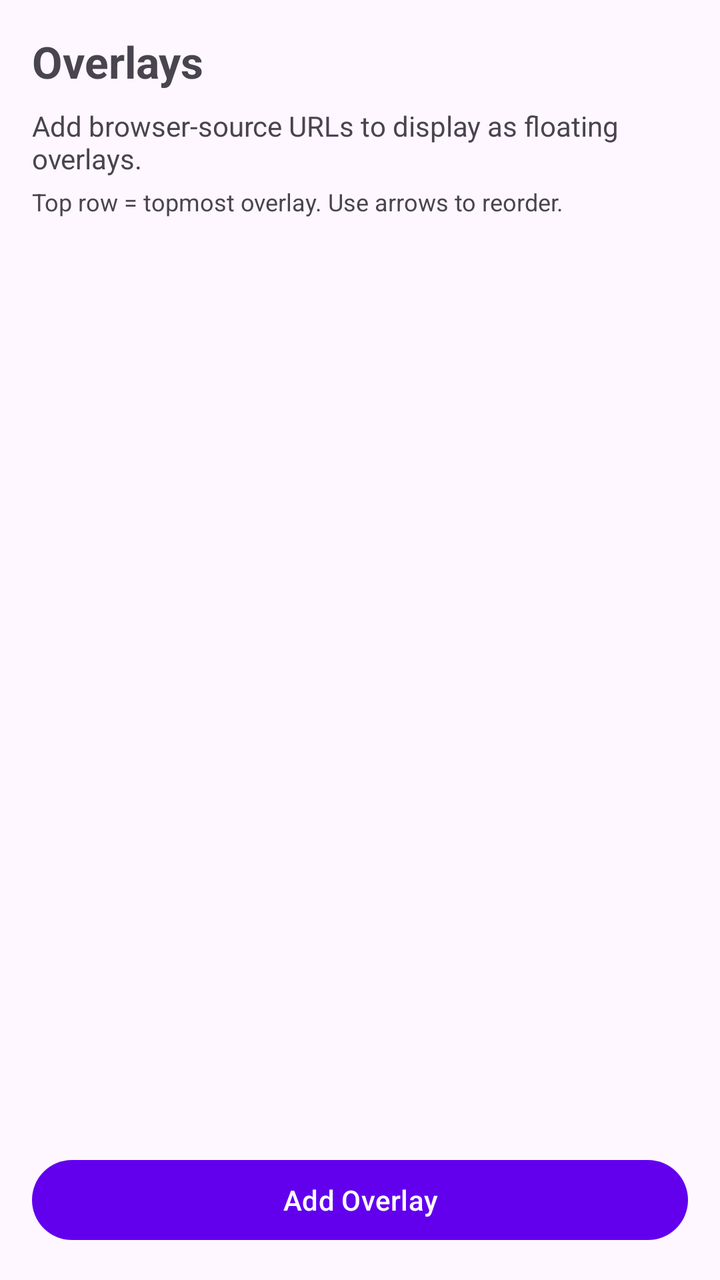
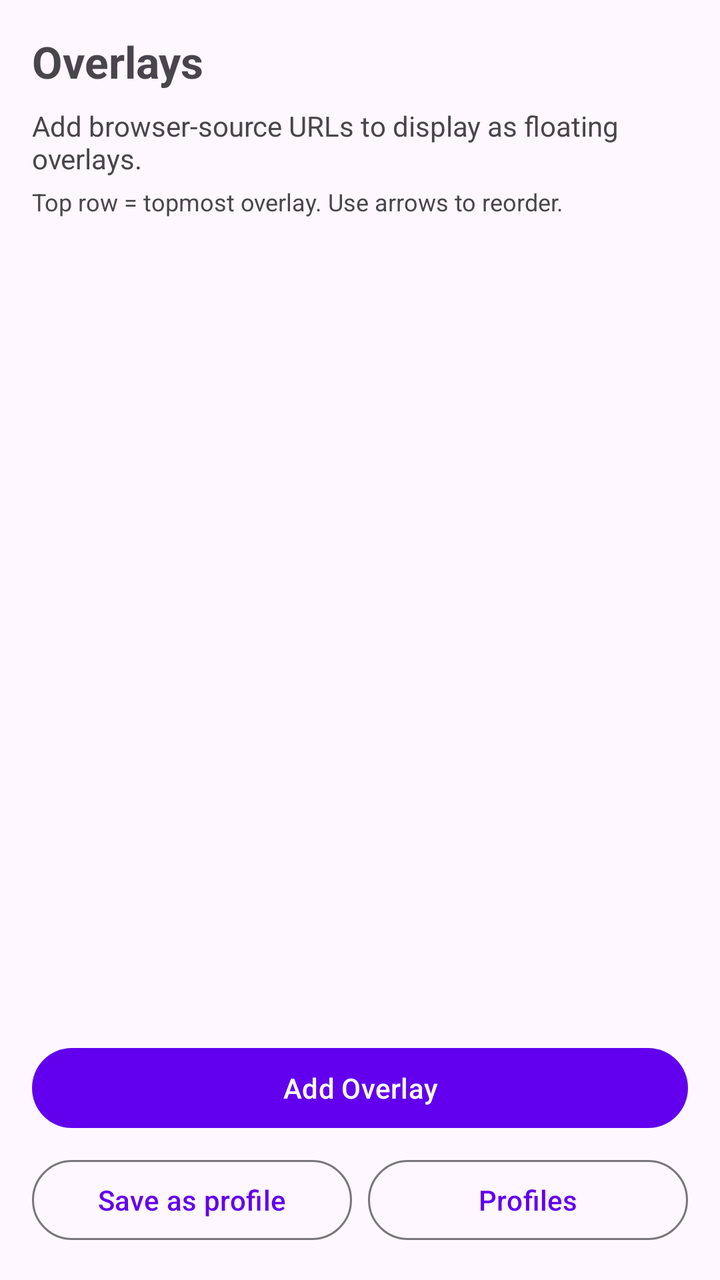

The first picture is an Android layout as it rendered before a commit; the second is the same layout after the commit. The layout source and the unified diff follow.
<!-- AndroidManifest.xml: application theme Theme.FloatOverlay -->
<!-- res/layout/fragment_overlay_list.xml -->
<?xml version="1.0" encoding="utf-8"?>
<LinearLayout xmlns:android="http://schemas.android.com/apk/res/android"
    android:layout_width="match_parent"
    android:layout_height="match_parent"
    android:orientation="vertical"
    android:padding="16dp">

    <TextView
        android:layout_width="wrap_content"
        android:layout_height="wrap_content"
        android:layout_marginBottom="8dp"
        android:text="Overlays"
        android:textSize="22sp"
        android:textStyle="bold" />

    <TextView
        android:layout_width="wrap_content"
        android:layout_height="wrap_content"
        android:layout_marginBottom="4dp"
        android:text="Add browser-source URLs to display as floating overlays."
        android:textSize="14sp" />

    <TextView
        android:layout_width="wrap_content"
        android:layout_height="wrap_content"
        android:layout_marginBottom="16dp"
        android:text="Top row = topmost overlay. Use arrows to reorder."
        android:textColor="?android:attr/textColorSecondary"
        android:textSize="12sp" />

    <androidx.recyclerview.widget.RecyclerView
        android:id="@+id/overlayRecyclerView"
        android:layout_width="match_parent"
        android:layout_height="0dp"
        android:layout_weight="1" />

    <Button
        android:id="@+id/addOverlayButton"
        android:layout_width="match_parent"
        android:layout_height="wrap_content"
        android:layout_marginTop="8dp"
        android:text="Add Overlay" />

</LinearLayout>
<!-- resources referenced by this layout -->
<resources>
  <style name="Theme.FloatOverlay" parent="Theme.Material3.DayNight.NoActionBar">
          <item name="colorPrimary">@color/purple_500</item>
          <item name="colorPrimaryVariant">@color/purple_700</item>
          <item name="colorOnPrimary">@color/white</item>
          <item name="colorSecondary">@color/teal_200</item>
          <item name="colorSecondaryVariant">@color/teal_700</item>
          <item name="android:statusBarColor">@color/purple_700</item>
      </style>
  <color name="purple_500">#FF6200EE</color>
  <color name="purple_700">#FF3700B3</color>
  <color name="white">#FFFFFFFF</color>
  <color name="teal_200">#FF03DAC5</color>
  <color name="teal_700">#FF018786</color>
</resources>

<!-- the commit's change to res/layout/fragment_overlay_list.xml (unified diff, before → after) -->
@@ -41,4 +41,30 @@
         android:layout_marginTop="8dp"
         android:text="Add Overlay" />
 
+    <LinearLayout
+        android:layout_width="match_parent"
+        android:layout_height="wrap_content"
+        android:layout_marginTop="8dp"
+        android:orientation="horizontal">
+
+        <Button
+            android:id="@+id/saveProfileButton"
+            style="?attr/materialButtonOutlinedStyle"
+            android:layout_width="0dp"
+            android:layout_height="wrap_content"
+            android:layout_marginEnd="4dp"
+            android:layout_weight="1"
+            android:text="Save as profile" />
+
+        <Button
+            android:id="@+id/profilesButton"
+            style="?attr/materialButtonOutlinedStyle"
+            android:layout_width="0dp"
+            android:layout_height="wrap_content"
+            android:layout_marginStart="4dp"
+            android:layout_weight="1"
+            android:text="Profiles" />
+
+    </LinearLayout>
+
 </LinearLayout>
